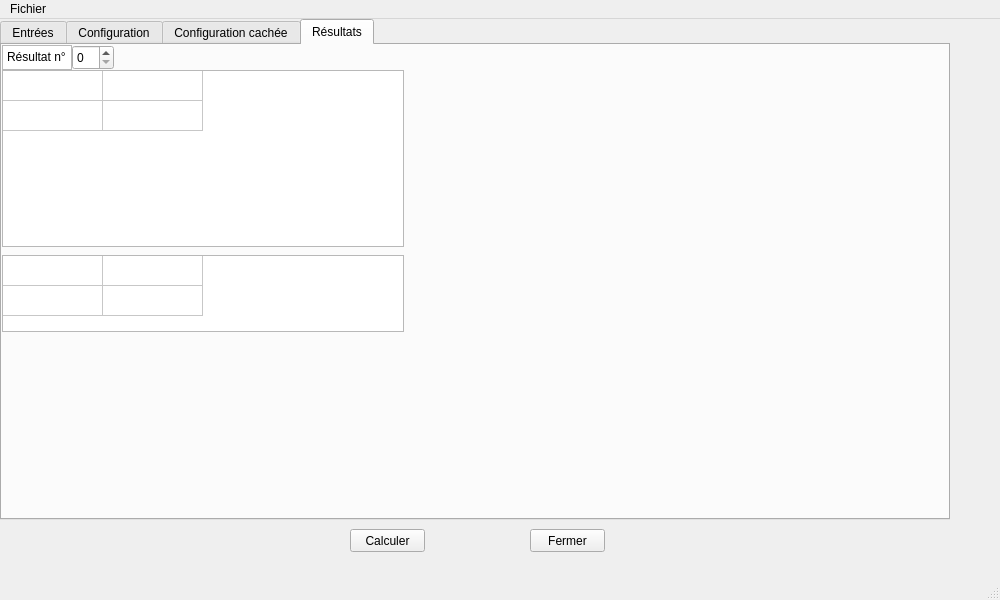
This is QtUi_test/test.ui in antoineFALance/Assolia_dev as Qt 5 draws it before an edit. The edited form follows.
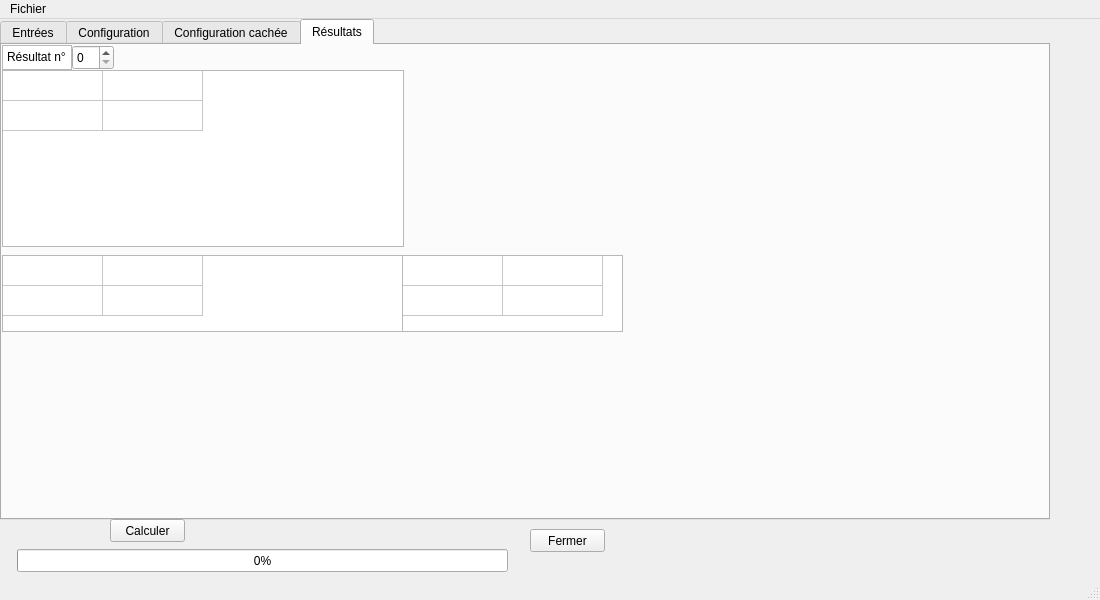
This is the edited form. The open tabs and pages were chosen to show the change. Icons and pictures are not drawn.

Commit message:
V030 What's new: - ajout de boutons fictifs
Limitations:
- Save is not possible with this version

Known bug:
- trop de contraintes sur la paille ==> luzerne intempestive
- Load data base more than 3 times cause troubles.

Patch:
```diff
--- a/QtUi_test/test.ui
+++ b/QtUi_test/test.ui
@@ -6,7 +6,7 @@
    <rect>
     <x>0</x>
     <y>0</y>
-    <width>1000</width>
+    <width>1100</width>
     <height>600</height>
    </rect>
   </property>
@@ -42,7 +42,7 @@
      <rect>
       <x>0</x>
       <y>0</y>
-      <width>950</width>
+      <width>1050</width>
       <height>501</height>
      </rect>
     </property>
@@ -668,13 +668,61 @@
        <string>Résultat n°</string>
       </property>
      </widget>
+     <widget class="QTableWidget" name="tableMeanPerYear">
+      <property name="geometry">
+       <rect>
+        <x>400</x>
+        <y>210</y>
+        <width>221</width>
+        <height>77</height>
+       </rect>
+      </property>
+      <property name="font">
+       <font>
+        <stylestrategy>PreferDefault</stylestrategy>
+       </font>
+      </property>
+      <property name="contextMenuPolicy">
+       <enum>Qt::DefaultContextMenu</enum>
+      </property>
+      <property name="dragEnabled">
+       <bool>true</bool>
+      </property>
+      <property name="dragDropMode">
+       <enum>QAbstractItemView::NoDragDrop</enum>
+      </property>
+      <property name="defaultDropAction">
+       <enum>Qt::IgnoreAction</enum>
+      </property>
+      <property name="rowCount">
+       <number>2</number>
+      </property>
+      <property name="columnCount">
+       <number>2</number>
+      </property>
+      <attribute name="horizontalHeaderVisible">
+       <bool>false</bool>
+      </attribute>
+      <attribute name="verticalHeaderVisible">
+       <bool>false</bool>
+      </attribute>
+      <row/>
+      <row/>
+      <column/>
+      <column/>
+      <item row="0" column="0">
+       <property name="textAlignment">
+        <set>AlignCenter</set>
+       </property>
+      </item>
+     </widget>
     </widget>
    </widget>
    <widget class="QPushButton" name="StartCalculation">
     <property name="geometry">
      <rect>
-      <x>350</x>
-      <y>510</y>
+      <x>110</x>
+      <y>500</y>
       <width>75</width>
       <height>23</height>
      </rect>
@@ -683,13 +731,26 @@
      <string>Calculer</string>
     </property>
    </widget>
+   <widget class="QProgressBar" name="CalculationProgressBar">
+    <property name="geometry">
+     <rect>
+      <x>17</x>
+      <y>530</y>
+      <width>491</width>
+      <height>23</height>
+     </rect>
+    </property>
+    <property name="value">
+     <number>0</number>
+    </property>
+   </widget>
   </widget>
   <widget class="QMenuBar" name="menubar">
    <property name="geometry">
     <rect>
      <x>0</x>
      <y>0</y>
-     <width>1000</width>
+     <width>1100</width>
      <height>21</height>
     </rect>
    </property>
```
Left out of the diff: 45 changed lines with no effect on the pictures. The commit also changes 4 other files.
